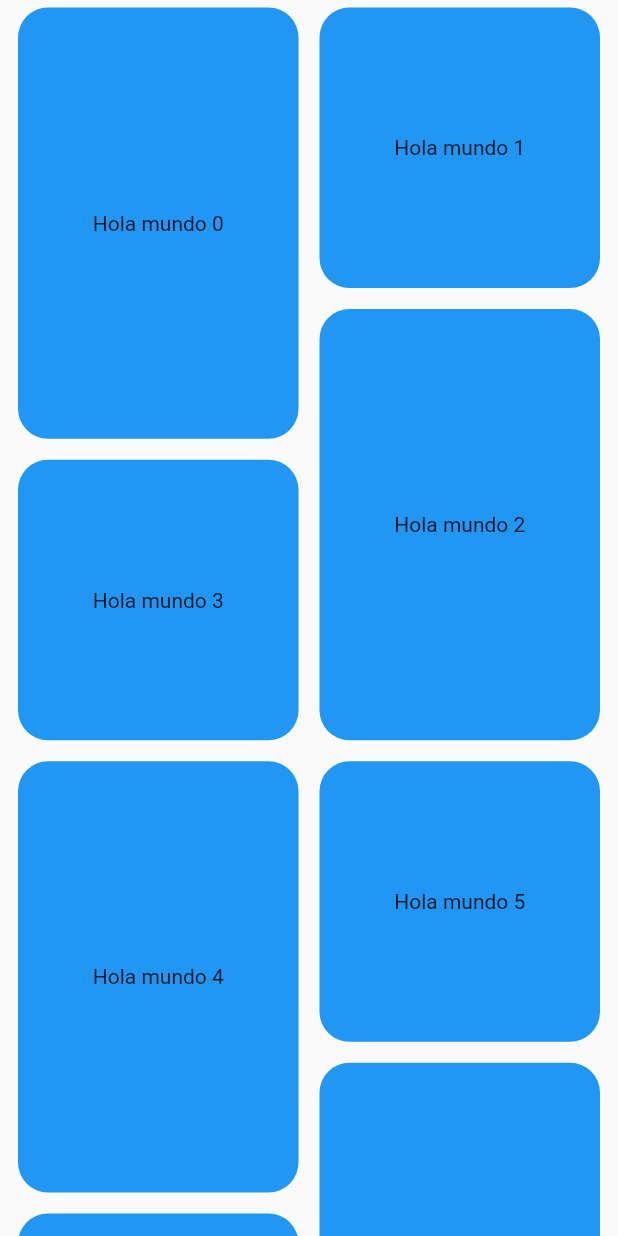
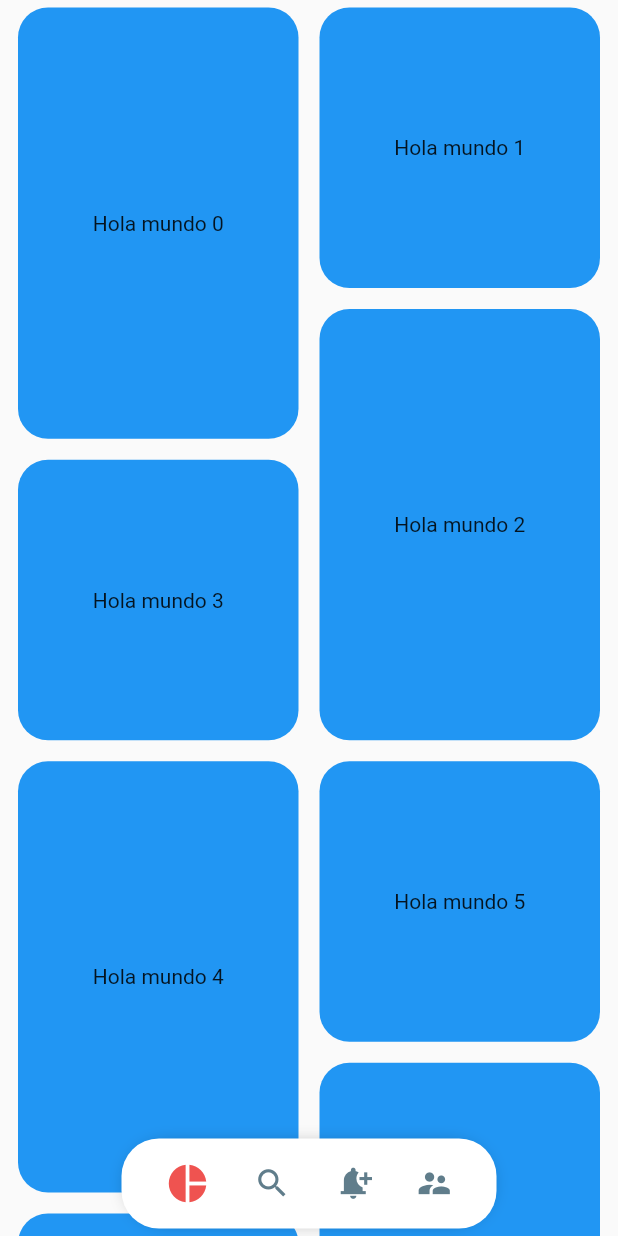
Before and after one commit to JeancarlosCarvajal/Diseno-Aplicacion-estilo-Pinterest-Layout, a Flutter app: the screen it shows after launch, on a phone screen of 412 x 824 dp. Run offline on Flutter 3.47's test engine with Material 2 defaults, Android fonts, the phone set to English and light mode, and no system bars.

Commit message:
Listo Layout tipo Pinterest

```diff
--- a/lib/main.dart
+++ b/lib/main.dart
@@ -12,7 +12,6 @@ class MyApp extends StatelessWidget {
       debugShowCheckedModeBanner: false,
       title: 'Material App',
       home: PinterestPage(),
-      // home: PinterestMenu(),
     );
   }
 }
--- a/lib/src/pages/pinterest_page.dart
+++ b/lib/src/pages/pinterest_page.dart
@@ -1,5 +1,7 @@
+import 'package:d_pinterest_clone/src/widgets/pinterest_menu.dart';
 import 'package:flutter/material.dart';
 import 'package:flutter_staggered_grid_view/flutter_staggered_grid_view.dart';
+import 'package:provider/provider.dart';
 
 class PinterestPage extends StatelessWidget {
 
@@ -9,10 +11,80 @@ class PinterestPage extends StatelessWidget {
 
   @override
   Widget build(BuildContext context) {
-    return Scaffold(
-      body: Container(
+    print('jean: estoy en el Build');
+
+    return ChangeNotifierProvider(
+      create: (BuildContext context) => _MenuModelProvider(),
+      child: Scaffold(
+        // body: PinterestGrid(items: items),
+        // body: PinterestMenu(),
+        body: Stack(
+          alignment: AlignmentDirectional.bottomCenter,
+          children: [
+            PinterestGrid(items: items),
+            PinterestMenuExternal()
+          ],
+        ),
+      ),
+    );
+  }
+}
+
+class PinterestMenuExternal extends StatelessWidget {
+  const PinterestMenuExternal({
+    Key? key,
+  }) : super(key: key);
+
+  @override
+  Widget build(BuildContext context) {
+    final menuModelProvider = Provider.of<_MenuModelProvider>(context);
+    return PinterestMenu(canShow: menuModelProvider.canShow);
+  }
+}
+
+class PinterestGrid extends StatefulWidget {
+  const PinterestGrid({
+    Key? key,
+    required this.items,
+  }) : super(key: key);
+
+  final List<int> items;
+
+  @override
+  State<PinterestGrid> createState() => _PinterestGridState();
+}
+
+class _PinterestGridState extends State<PinterestGrid> with SingleTickerProviderStateMixin {
+
+  ScrollController scrollController = new ScrollController();
+  double scrollControllerAntes = 0;
+
+  @override
+  void initState() {
+    scrollController.addListener(() {
+    final menuModelProvider = Provider.of<_MenuModelProvider>(context, listen: false);
+      // print('jean: Scroll Controller ${scrollController.offset}');
+      scrollController.offset > scrollControllerAntes && scrollController.offset > 100
+        ? menuModelProvider.canShow = false
+        : menuModelProvider.canShow = true;
+      scrollControllerAntes = scrollController.offset;
+    });
+    super.initState();
+  }
+
+  @override
+  void dispose() {
+    scrollController.dispose();
+    super.dispose();
+  }
+
+  @override
+  Widget build(BuildContext context) {
+    return Container(
       padding: EdgeInsets.symmetric(horizontal: 7),
+      child: Center(
          child: GridView.custom(
+          controller: scrollController,
           gridDelegate: SliverQuiltedGridDelegate(
             crossAxisCount: 4,
             mainAxisSpacing: 4,
@@ -29,12 +101,12 @@ class PinterestPage extends StatelessWidget {
             ],
           ),
           childrenDelegate: SliverChildBuilderDelegate(
-           childCount: items.length,
+            childCount: widget.items.length,
             (context, index) {
               return _PinterestItem(index: index);
             },
           ),
-          ),
+        )
       ),
     );
   }
@@ -63,3 +135,14 @@ class _PinterestItem extends StatelessWidget {
     );
   }
 }
+
+class _MenuModelProvider with ChangeNotifier {
+  bool _canShow = true;
+
+  bool get canShow => this._canShow;
+  set canShow(bool index){
+    this._canShow = index;
+    notifyListeners();
+  }
+
+}
--- a/lib/src/widgets/pinterest_menu.dart
+++ b/lib/src/widgets/pinterest_menu.dart
@@ -1,4 +1,5 @@
 import 'package:flutter/material.dart';
+import 'package:provider/provider.dart';
 
 //modelos del pinterest button
 class PinterestButton {
@@ -22,14 +23,26 @@ class PinterestMenu extends StatelessWidget {
     PinterestButton(icon: Icons.supervisor_account, onPressed: () { print('jean: Icono Supervise');}),
   ];
 
-  PinterestMenu({Key? key}) : super(key: key);
+  final bool canShow;
+
+  PinterestMenu({
+    Key? key,
+    this.canShow = true
+  }) : super(key: key);
 
   @override
   Widget build(BuildContext context) {
-    return Scaffold(
-      body: Center(
-        child: _PinterestMenuBarBackground(
-          child: _MenuItems(menuItems: items),
+    return ChangeNotifierProvider(
+      create: (BuildContext context) => _MenuModelProvider(),
+      child: AnimatedPositioned(
+        bottom: canShow ? 0 : -65,
+        duration: Duration(milliseconds: 250),
+        child: AnimatedOpacity(
+          duration: Duration(milliseconds: 500),
+          opacity: canShow ? 1 : 0,
+          child: _PinterestMenuBarBackground(
+            child: _MenuItems(menuItems: items),
+          ),
         ),
       ),
     );
@@ -49,9 +62,11 @@ class _PinterestMenuBarBackground extends StatelessWidget {
     return Container(
       width: 250,
       height: 60,
+      margin: EdgeInsets.only(bottom: 5),
+      // color: Colors.red,
       decoration: const BoxDecoration(
         color: Colors.white,
-        borderRadius: BorderRadius.all(Radius.circular(100)),
+        borderRadius: BorderRadius.all(Radius.circular(25)),
         boxShadow: [
           BoxShadow(
             color: Colors.black38,
@@ -61,7 +76,7 @@ class _PinterestMenuBarBackground extends StatelessWidget {
           )
         ]
       ),
-
+      child: child,
     );
   }
 }
@@ -99,16 +114,34 @@ class _PinterestMenuButton extends StatelessWidget {
 
   @override
   Widget build(BuildContext context) {
+    final menuModelProvider = Provider.of<_MenuModelProvider>(context);
+    final itemSelected = menuModelProvider.itemSeleccionado;
+
     return GestureDetector(
-      onTap: item.onPressed,
+      onTap: (){
+        menuModelProvider.itemSeleccionado = index;
+        item.onPressed();
+      },
       behavior: HitTestBehavior.translucent,
       child: Container(
         child: Icon(
           item.icon,
-          size: 25,
-          color: Colors.blueGrey
+          size: itemSelected == index ? 30 : 25,
+          color: itemSelected == index ? Colors.red[400] : Colors.blueGrey
         ),
       ),
     );
   }
 }
+
+
+class _MenuModelProvider with ChangeNotifier {
+  int _itemSeleccionado = 0;
+
+  int get itemSeleccionado => this._itemSeleccionado;
+  set itemSeleccionado(int index){
+    this._itemSeleccionado = index;
+    notifyListeners();
+  }
+
+}
```
Lines whose indentation alone changed are shown as unchanged.
